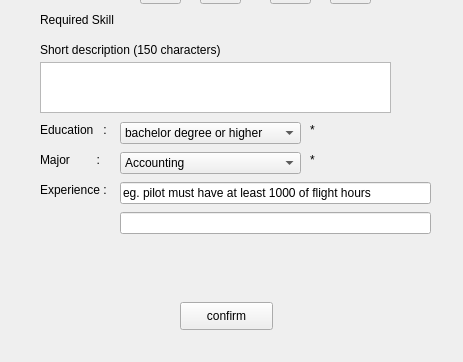
Old version of the form Create_Job_Criteria_UI.ui in the repository Sirawap/PathFinder-Project; both pictures show x 0 to 463 and y 288 to 650 of the 463 by 650 pixel window.
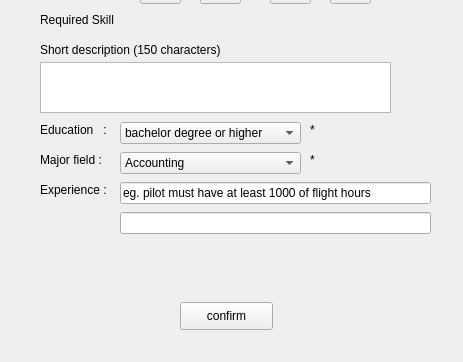
New version of the form.

Patch:
```diff
--- a/Create_Job_Criteria_UI.ui
+++ b/Create_Job_Criteria_UI.ui
@@ -1335,7 +1335,7 @@
     </rect>
    </property>
    <property name="text">
-    <string>Major        :</string>
+    <string>Major field :</string>
    </property>
   </widget>
   <widget class="QLineEdit" name="lineEdit_experience2">
```
